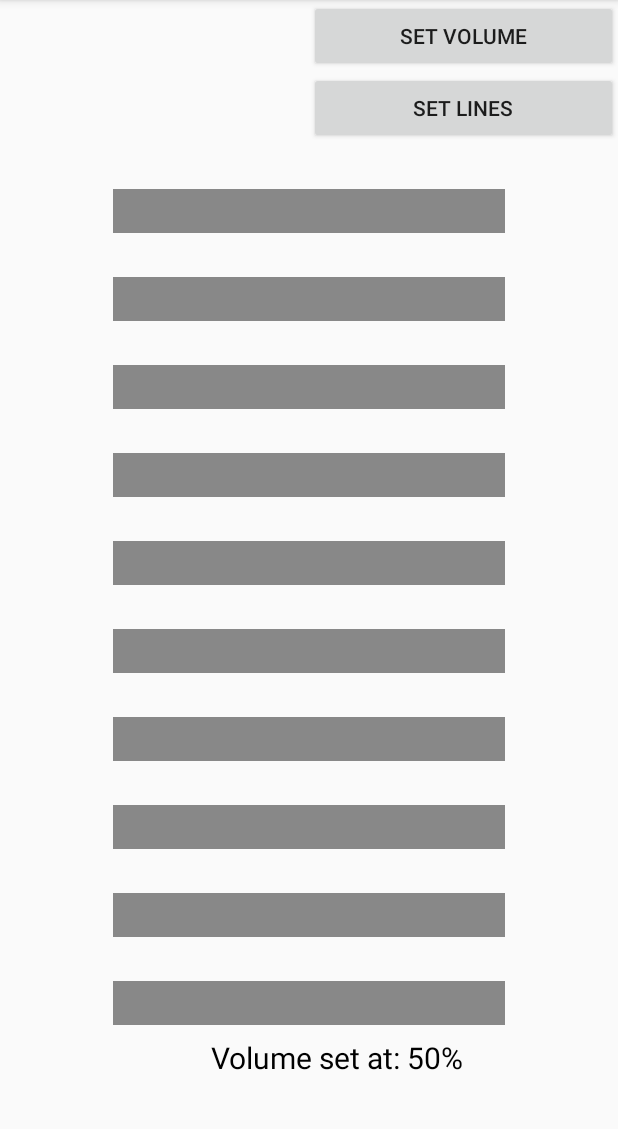
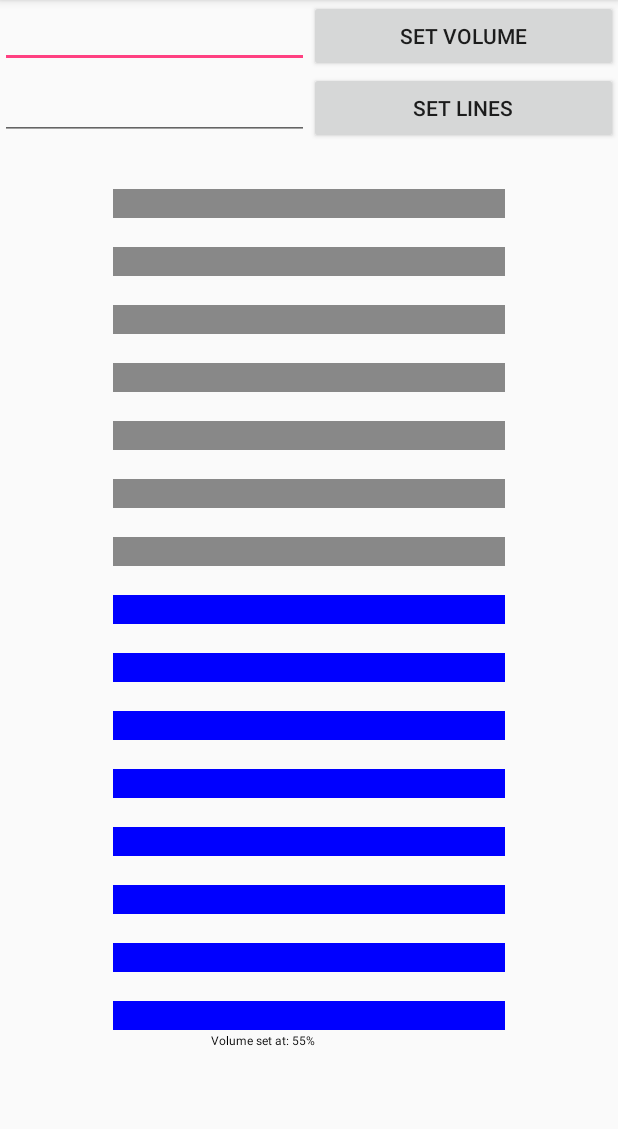
Before and after one commit to semrov/VolumeControlView, an Android app: the screen it shows after launch (MainActivity), on a phone screen of 412 x 824 dp, the part 84-1213 px from its top. Run offline under Robolectric (Android 15) with nearby library versions, the phone set to English and light mode, and no system bars.

Commit message:
Show volume level graphically using tiles of different color.

```diff
--- a/app/src/main/java/com/jure/semrov/volumecontrol/VolumeControlView.kt
+++ b/app/src/main/java/com/jure/semrov/volumecontrol/VolumeControlView.kt
@@ -5,6 +5,7 @@ import android.graphics.Canvas
 import android.graphics.Color
 import android.graphics.Paint
 import android.util.AttributeSet
+import android.view.DragEvent
 import android.view.View
 
 /**
@@ -12,10 +13,10 @@ import android.view.View
  */
 class VolumeControlView(context: Context, attrs: AttributeSet?) : View(context,attrs)
 {
-    var volumeScale: Int = 10
+    var volumeScale: Int = 5
         set(scale) {if (scale < 5) field = 5 else if (scale > 20) field = 20 else field = scale}
-    var currentVolume: Int = 50
-        set(volume) { if (volume < 0) field = 0 else if (volume > 100) field = 100 else field = volume }
+    var currentVolume: Float = 50F
+        set(volume) { if (volume < 0) field = 0F else if (volume > 100F) field = 100F else field = volume }
 
     var backgroundPaint = Paint()
     var levelPaint = Paint()
@@ -31,7 +32,7 @@ class VolumeControlView(context: Context, attrs: AttributeSet?) : View(context,a
         volumeScale = attributes.getInteger(R.styleable.VolumeControlView_volume_scale,10)
 
         // set current volume percentage to anything between 0 and 100
-        currentVolume = attributes.getInteger(R.styleable.VolumeControlView_current_sound_level,50)
+        currentVolume = attributes.getFloat(R.styleable.VolumeControlView_current_sound_level,55F)
 
         //set color of lines that shows current level of volume
         levelPaint.color = attributes.getColor(R.styleable.VolumeControlView_level_color, Color.BLUE)
@@ -40,7 +41,7 @@ class VolumeControlView(context: Context, attrs: AttributeSet?) : View(context,a
         backgroundPaint.color = attributes.getColor(R.styleable.VolumeControlView_background_color, Color.GRAY)
 
         textPaint.color = Color.BLACK
-        textPaint.textSize = 30F;
+        //textPaint.textSize = 30F;
 
         // TypedArray objects are a shared resource and must be recycled after use
         attributes.recycle()
@@ -80,13 +81,22 @@ class VolumeControlView(context: Context, attrs: AttributeSet?) : View(context,a
     override fun onDraw(canvas: Canvas)
     {
         val tileHeight = height / (volumeScale * 2)
-        for (i in 0..(volumeScale-1))
+        val percentPerTile = 100.0F / volumeScale.toFloat()
+
+        for (i in volumeScale-1 downTo 0)
         {
             val top = (tileHeight*(i*2)).toFloat()
-            drawTile(0F,top, width.toFloat(), top + tileHeight,backgroundPaint,canvas)
+            val percentage = (volumeScale-i).toFloat() * percentPerTile
+            val paint = if (percentage <= currentVolume) {levelPaint} else {backgroundPaint}
+            drawTile(0F,top, width.toFloat(), top + tileHeight,paint,canvas)
         }
 
-        val y = (tileHeight * ((volumeScale * 2))).toFloat()
-        canvas.drawText("Volume set at: " + currentVolume + "%", (width / 4).toFloat(),y,textPaint)
+
+        val y = (tileHeight * ((volumeScale * 2))).toFloat() - tileHeight / 2
+        canvas.drawText("Volume set at: " + currentVolume.toInt() +  "%", (width / 4).toFloat(),y,textPaint)
+    }
+
+    override fun onDragEvent(event: DragEvent?): Boolean {
+        return super.onDragEvent(event)
     }
 }
--- a/app/src/main/res/layout/activity_main.xml
+++ b/app/src/main/res/layout/activity_main.xml
@@ -17,10 +17,12 @@
             android:layout_height="wrap_content"
             android:orientation="horizontal">
 
-            <TextView
+            <EditText
+                android:id="@+id/et_volume"
                 android:layout_width="0dp"
                 android:layout_height="wrap_content"
-                android:layout_weight="1" />
+                android:layout_weight="1"
+                android:inputType="number"/>
 
             <Button
                 android:layout_width="0dp"
@@ -34,10 +36,12 @@
             android:layout_height="wrap_content"
             android:orientation="horizontal">
 
-            <TextView
+            <EditText
+                android:id="@+id/et_lines"
                 android:layout_width="0dp"
                 android:layout_height="wrap_content"
-                android:layout_weight="1" />
+                android:layout_weight="1"
+                android:inputType="number"/>
 
             <Button
                 android:layout_width="0dp"
@@ -45,6 +49,7 @@
                 android:layout_weight="1"
                 android:text="SET LINES" />
         </LinearLayout>
+
 
         <FrameLayout
             android:layout_width="match_parent"
@@ -57,7 +62,9 @@
             <com.jure.semrov.volumecontrol.VolumeControlView
                 android:layout_width="match_parent"
                 android:layout_height="match_parent"
+                app:volume_scale="15"
                 />
+
         </FrameLayout>
 
     </LinearLayout>
--- a/build.gradle
+++ b/build.gradle
@@ -1,13 +1,13 @@
 // Top-level build file where you can add configuration options common to all sub-projects/modules.
 
 buildscript {
-    ext.kotlin_version = '1.1.51'
+    ext.kotlin_version = '1.2.41'
     repositories {
         google()
         jcenter()
     }
     dependencies {
-        classpath 'com.android.tools.build:gradle:3.0.1'
+        classpath 'com.android.tools.build:gradle:3.1.2'
         classpath "org.jetbrains.kotlin:kotlin-gradle-plugin:$kotlin_version"
 
         // NOTE: Do not place your application dependencies here; they belong
```
Also changed, not shown: gradle/wrapper/gradle-wrapper.properties.
